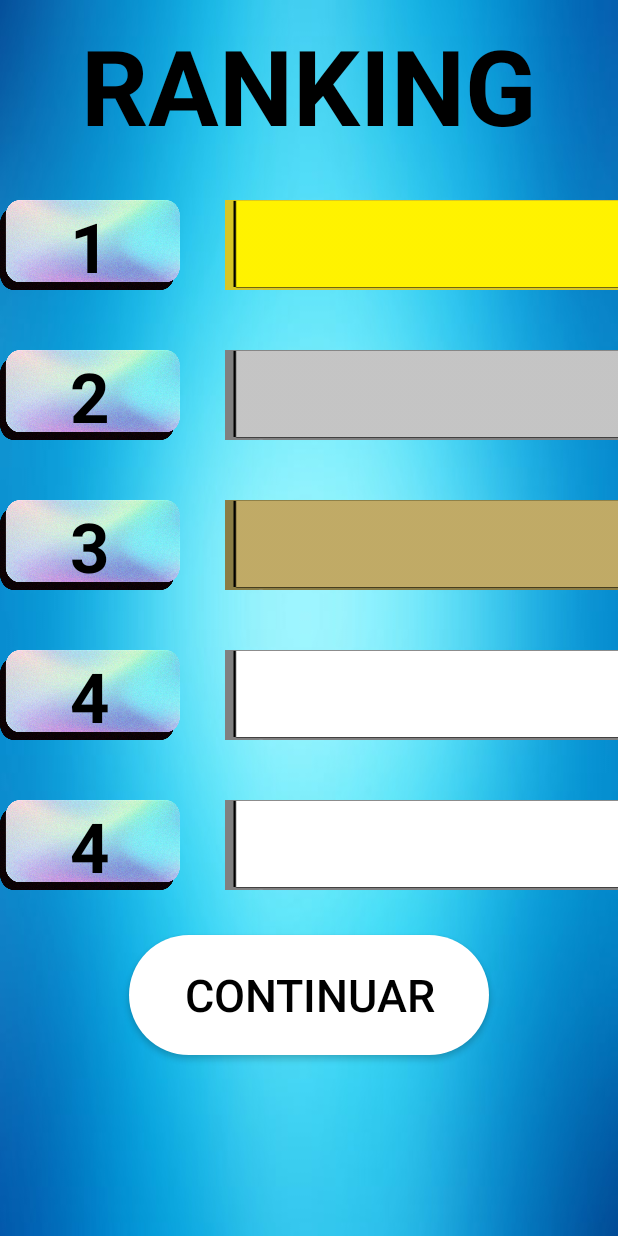
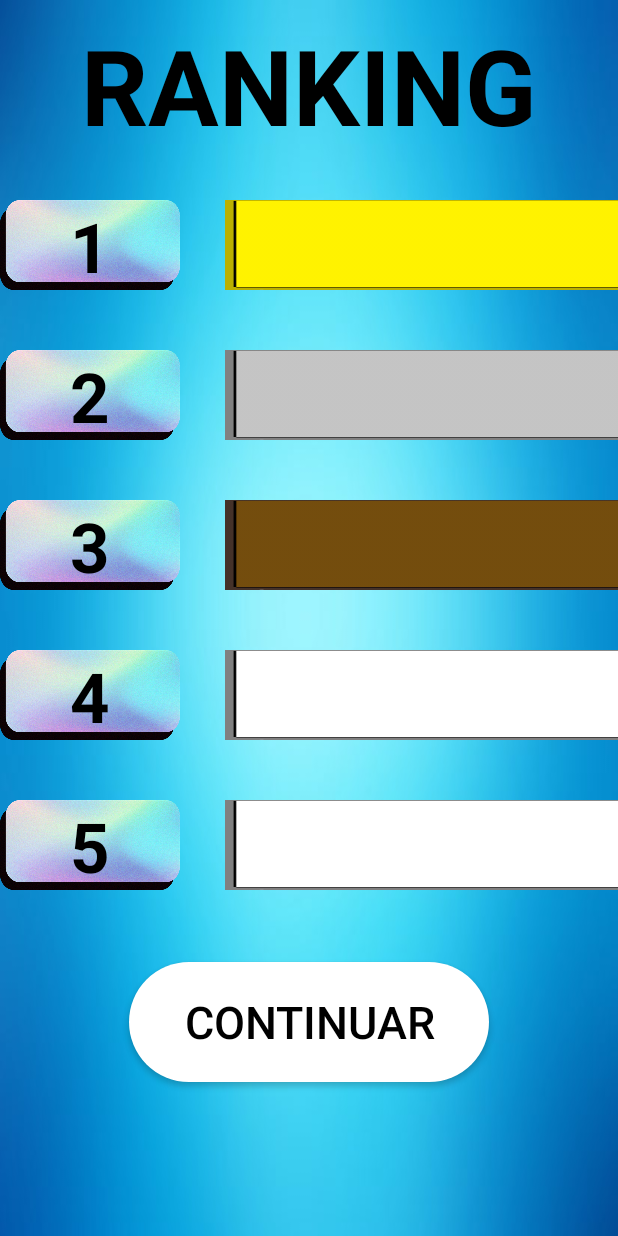
Before and after one commit to JoelCano1/FilmZ_Project, an Android app: the layout ranking_screen.xml on its own in the app's theme, with its tools: preview values and no code run, on a phone screen of 412 x 824 dp. Run offline under Robolectric (Android 15) with nearby library versions, the phone set to English and light mode, and no system bars.

Commit message:
intro screen xml

```diff
--- a/app/src/main/java/com/example/filmz_project/MainActivity.kt
+++ b/app/src/main/java/com/example/filmz_project/MainActivity.kt
@@ -6,6 +6,6 @@ import android.os.Bundle
 class MainActivity : AppCompatActivity() {
     override fun onCreate(savedInstanceState: Bundle?) {
         super.onCreate(savedInstanceState)
-        setContentView(R.layout.ranking_screen)
+        setContentView(R.layout.activity_main)
     }
 }
--- a/app/src/main/res/drawable/button_redondejat.xml
+++ b/app/src/main/res/drawable/button_redondejat.xml
@@ -1,5 +1,5 @@
 <?xml version="1.0" encoding="utf-8"?>
 <shape xmlns:android="http://schemas.android.com/apk/res/android">
-    <corners  android:radius="50dp"/>
+    <corners  android:radius="100dp"/>
     <solid android:color="@color/white"></solid>
 </shape>
--- a/app/src/main/res/layout/ranking_screen.xml
+++ b/app/src/main/res/layout/ranking_screen.xml
@@ -17,8 +17,15 @@
         android:layout_marginBottom="30dp"/>
 
     <LinearLayout
+        android:layout_width="match_parent"
+        android:layout_height="wrap_content"
+        android:orientation="vertical"
+        android:layout_marginBottom="18dp">
+
+        <LinearLayout
             android:layout_width="wrap_content"
-        android:layout_height="wrap_content"
+            android:layout_height="0dp"
+            android:layout_weight="1"
             android:orientation="horizontal"
             android:layout_marginBottom="40dp"
             android:layout_gravity="center_horizontal">
@@ -40,7 +47,8 @@
         </LinearLayout>
         <LinearLayout
             android:layout_width="wrap_content"
-        android:layout_height="wrap_content"
+            android:layout_height="0dp"
+            android:layout_weight="1"
             android:orientation="horizontal"
             android:layout_marginBottom="40dp"
             android:layout_gravity="center_horizontal">
@@ -62,7 +70,8 @@
         </LinearLayout>
         <LinearLayout
             android:layout_width="wrap_content"
-        android:layout_height="wrap_content"
+            android:layout_height="0dp"
+            android:layout_weight="1"
             android:orientation="horizontal"
             android:layout_marginBottom="40dp"
             android:layout_gravity="center_horizontal">
@@ -84,7 +93,8 @@
         </LinearLayout>
         <LinearLayout
             android:layout_width="wrap_content"
-        android:layout_height="wrap_content"
+            android:layout_height="0dp"
+            android:layout_weight="1"
             android:orientation="horizontal"
             android:layout_marginBottom="40dp"
             android:layout_gravity="center_horizontal">
@@ -106,7 +116,8 @@
         </LinearLayout>
         <LinearLayout
             android:layout_width="wrap_content"
-        android:layout_height="wrap_content"
+            android:layout_height="0dp"
+            android:layout_weight="1"
             android:orientation="horizontal"
             android:layout_marginBottom="30dp"
             android:layout_gravity="center_horizontal">
@@ -115,7 +126,7 @@
                 android:layout_height="60dp"
                 android:background="@drawable/rankingpos"
                 android:gravity="center"
-            android:text="4"
+                android:text="5"
                 android:textStyle="bold"
                 android:textColor="@color/black"
                 android:textSize="46sp"
@@ -126,6 +137,9 @@
                 android:layout_height="match_parent"
                 android:background="@drawable/rankinginfoother"/>
         </LinearLayout>
+    </LinearLayout>
+
+
     <Button
         android:layout_width="240dp"
         android:layout_height="80dp"
```
Also changed, not shown: app/src/main/res/layout/intro_screen.xml (+35 -3 lines), app/src/main/res/drawable-v24/rankinginfofirst.png, app/src/main/res/drawable-v24/rankinginfoother.png, app/src/main/res/drawable-v24/rankinginfosecond.png, app/src/main/res/drawable-v24/rankinginfothird.png. Lines whose indentation alone changed are shown as unchanged.
